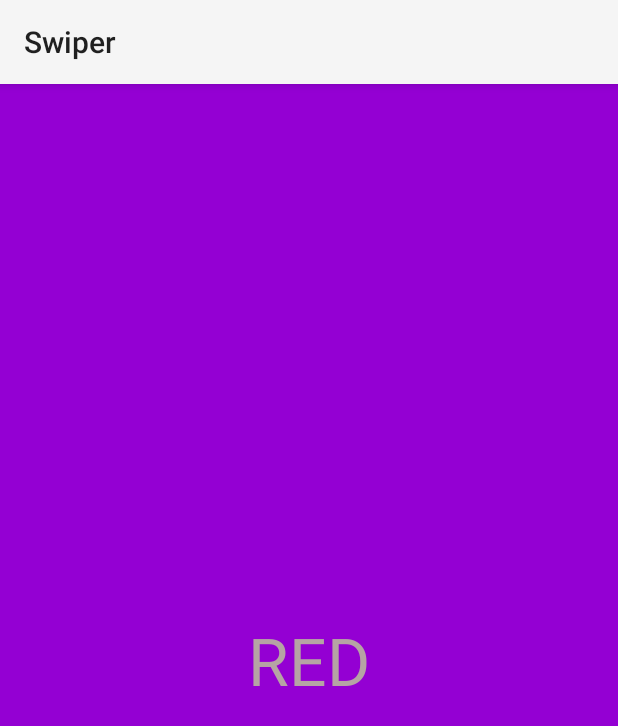
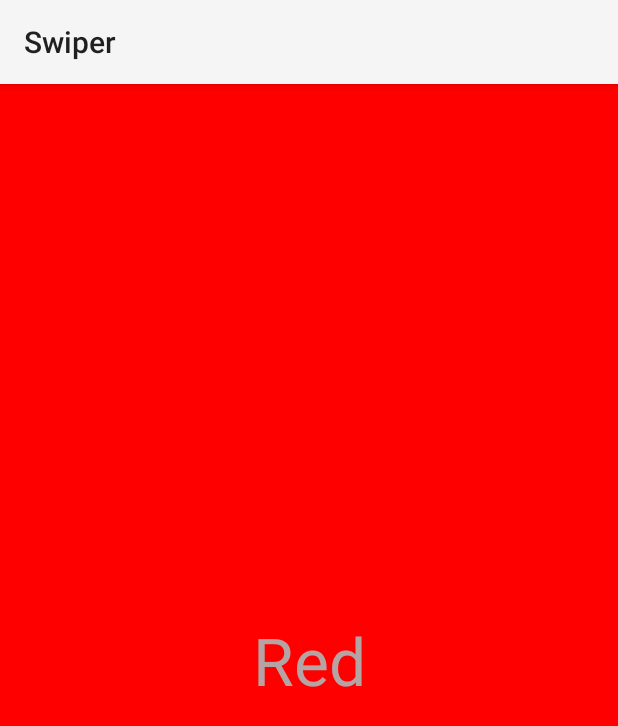
Before and after one commit to Shuhrat-java/Swiper, an Android app: the screen it shows after launch (ColorsActivity), on a phone screen of 412 x 824 dp. Shown: the top 726 px of the screen. Run offline under Robolectric (Android 15) with nearby library versions, the phone set to English and light mode, and no system bars.

Commit message:
mp3 feature

```diff
--- a/app/src/main/java/uz/swiper/ColorsActivity.java
+++ b/app/src/main/java/uz/swiper/ColorsActivity.java
@@ -1,5 +1,6 @@
 package uz.swiper;
 
+import android.graphics.Color;
 import android.os.Bundle;
 
 import java.lang.reflect.Modifier;
@@ -17,14 +18,17 @@ public class ColorsActivity extends AppCompatActivity {
         ViewPager viewPager = findViewById(R.id.view_pager);
 
         ArrayList<VPModel> modelArrayList = new ArrayList<>();
-        String[] colors = {"#9400D3", "#4B0082", "#0000FF", "#00FF00", "#FFFF00", "#FF7F00", "#FF0000"};
+        int[] colors = {Color.RED, Color.MAGENTA, Color.YELLOW, Color.GREEN,
+                Color.BLUE, Color.CYAN, Color.BLACK};
+        String[] colorNames = {"Red","Magenta","Yellow","Green","Blue","Cyan","Black"};
         for (int i = 0; i < colors.length; i++) {
             VPModel model = new VPModel();
             model.setColor(colors[i]);
-            model.setColorName("RED");
+            model.setColorName(colorNames[i]);
             modelArrayList.add(model);
         }
 
         viewPager.setAdapter(new VPCustomAdapter(modelArrayList, ColorsActivity.this));
+
     }
 }
--- a/app/src/main/java/uz/swiper/VPCustomAdapter.java
+++ b/app/src/main/java/uz/swiper/VPCustomAdapter.java
@@ -1,23 +1,31 @@
 package uz.swiper;
 
 import android.content.Context;
+import android.content.res.AssetFileDescriptor;
 import android.graphics.Color;
+import android.media.MediaPlayer;
+import android.os.Build;
 import android.view.LayoutInflater;
 import android.view.View;
 import android.view.ViewGroup;
+import android.widget.TextView;
 
+import java.io.IOException;
 import java.util.ArrayList;
+import java.util.Locale;
 
 import androidx.annotation.NonNull;
+import androidx.annotation.RequiresApi;
 import androidx.viewpager.widget.PagerAdapter;
 
 public class VPCustomAdapter extends PagerAdapter {
     ArrayList<VPModel> list = new ArrayList<>();
     private Context mContext;
-
+    private MediaPlayer player;
     public VPCustomAdapter(ArrayList<VPModel> vpModels, Context context) {
         this.list = vpModels;
         mContext = context;
+        player = new MediaPlayer();
     }
 
     @Override
@@ -30,11 +38,27 @@ public class VPCustomAdapter extends PagerAdapter {
     public Object instantiateItem(@NonNull ViewGroup container, int position) {
         VPModel model = list.get(position);
 
-        ViewGroup vpItem = (ViewGroup) LayoutInflater.from(mContext).inflate(R.layout.vp_item, container, false);
+        TextView vpItem = (TextView) LayoutInflater.from(mContext).inflate(R.layout.vp_item, container, false);
 
-        View colorView = vpItem.findViewById(R.id.vp_item_color);
-        colorView.setBackgroundColor(Color.parseColor(model.getColor()));// #FF
+        TextView itemView = vpItem;
+        itemView.setBackgroundColor(model.getColor());// #FF
+        itemView.setText(model.getColorName());
+        vpItem.setOnClickListener(new View.OnClickListener() {
+            @RequiresApi(api = Build.VERSION_CODES.N)
+            @Override
+            public void onClick(View view) {
 
+                try {
+                    player.reset();
+                    AssetFileDescriptor as = mContext.getAssets().openFd(model.getColorName().toLowerCase(Locale.ROOT)+".mp3");
+                    player.setDataSource(as.getFileDescriptor(),as.getStartOffset(),as.getLength());
+                    player.prepare();
+                    player.start();
+                } catch (IOException e) {
+                    e.printStackTrace();
+                }
+            }
+        });
         container.addView(vpItem);
 
         return vpItem;
--- a/app/src/main/java/uz/swiper/VPModel.java
+++ b/app/src/main/java/uz/swiper/VPModel.java
@@ -1,7 +1,7 @@
 package uz.swiper;
 
 public class VPModel {
-    private String color;//#FF0000
+    private int color;//#FF0000
     private String colorName;
 
     public String getColorName() {
@@ -12,11 +12,11 @@ public class VPModel {
         this.colorName = colorName;
     }
 
-    public String getColor() {
+    public int getColor() {
         return color;
     }
 
-    public void setColor(String color) {
+    public void setColor(int color) {
         this.color = color;
     }
 }
--- a/app/src/main/res/layout/vp_item.xml
+++ b/app/src/main/res/layout/vp_item.xml
@@ -1,22 +1,13 @@
 <?xml version="1.0" encoding="utf-8"?>
-<FrameLayout xmlns:android="http://schemas.android.com/apk/res/android"
+<TextView xmlns:android="http://schemas.android.com/apk/res/android"
+    android:id="@+id/vp_item"
     android:layout_width="match_parent"
     android:layout_height="match_parent"
-    android:orientation="vertical">
-
-    <View
-        android:id="@+id/vp_item_color"
-        android:layout_width="match_parent"
-        android:layout_height="match_parent"
-        android:background="#ff0000" />
-
-    <TextView
-        android:layout_width="match_parent"
-        android:layout_height="wrap_content"
-        android:layout_gravity="center"
-        android:gravity="center"
-        android:text="RED"
-        android:textColor="#B6A4A4"
-        android:textSize="44sp" />
-
-</FrameLayout>
+    android:layout_gravity="center"
+    android:background="@color/black"
+    android:gravity="center"
+    android:text="RED"
+    android:shadowColor="#a89898"
+    android:textColorHighlight="#342322"
+    android:textColor="#B6A4A4"
+    android:textSize="44sp" />
```
Also changed, not shown: 7 other files.
